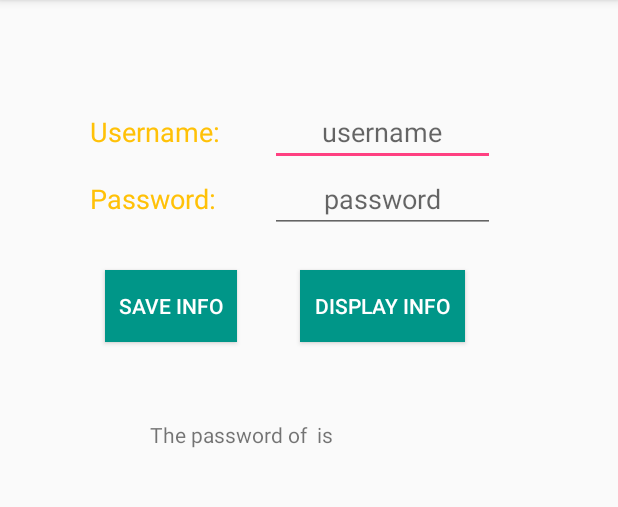
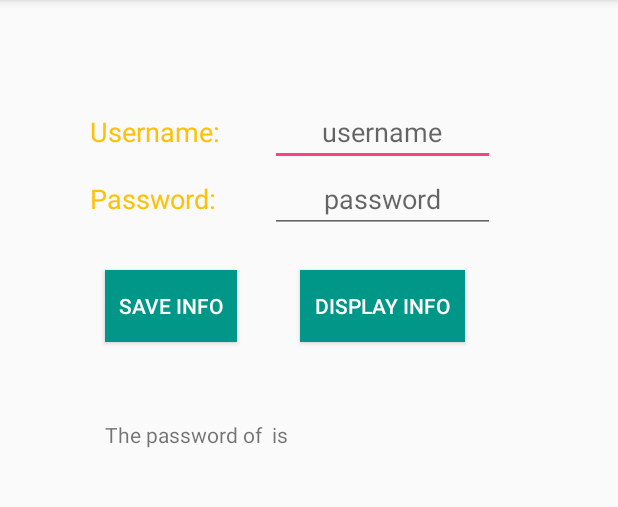
Before and after one commit to nikkinicq/SharedPreferences, an Android app: the screen it shows after launch (MainActivity), after a tap on "DISPLAY INFO", on a phone screen of 412 x 824 dp, the part 84-591 px from its top. Run offline under Robolectric (Android 15) with nearby library versions, the phone set to English and light mode, and no system bars.

Commit message:
Update activity_main.xml

```diff
--- a/app/src/main/res/layout/activity_main.xml
+++ b/app/src/main/res/layout/activity_main.xml
@@ -67,6 +67,6 @@
         android:layout_width="match_parent"
         android:layout_height="match_parent"
         android:paddingTop="280dp"
-        android:paddingLeft="100dp"
+        android:paddingLeft="70dp"
         />
 </RelativeLayout>
```
